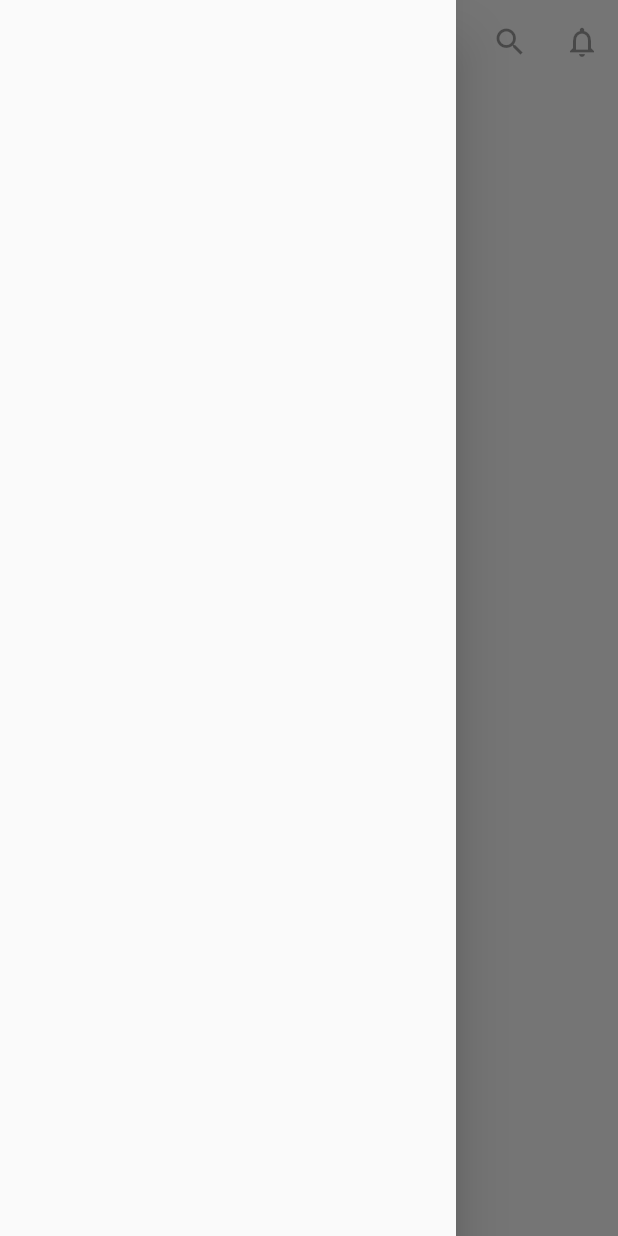
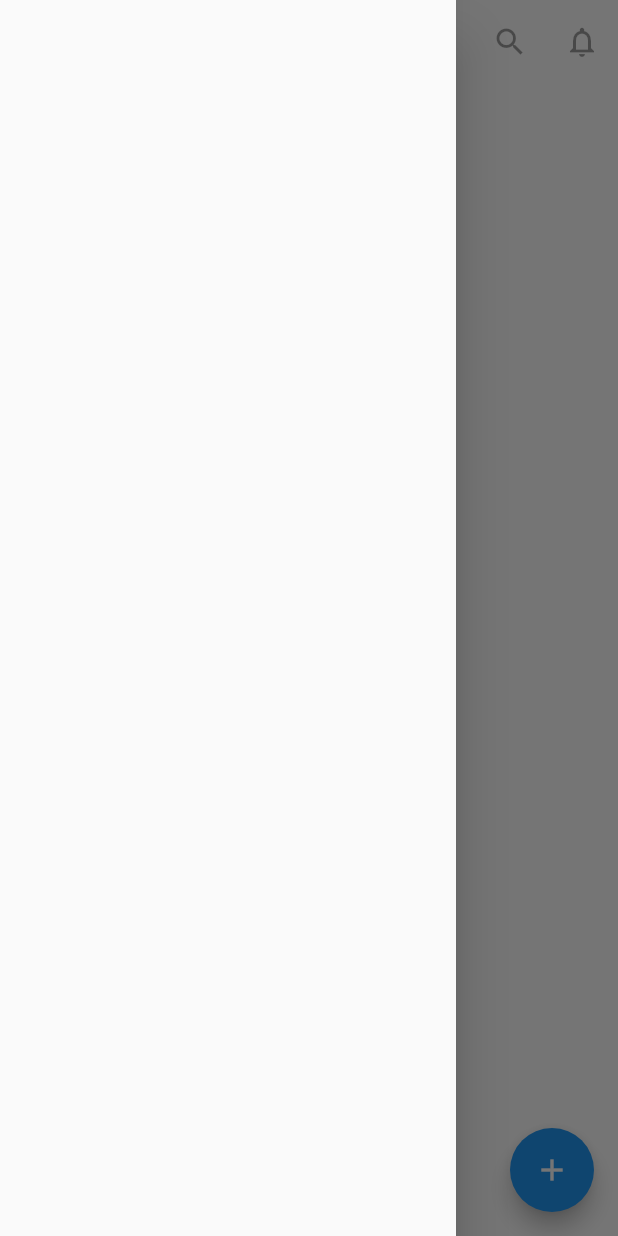
Before and after one commit to CaetanoMatheus/todo-app, a Flutter app: the screen it shows after launch, with the side drawer open, on a phone screen of 412 x 824 dp. Run offline on Flutter 3.47's test engine with Material 2 defaults, Android fonts, the phone set to English and light mode, and no system bars.

Commit message:
Floating Action Button

```diff
--- a/lib/screens/home/home_screen.dart
+++ b/lib/screens/home/home_screen.dart
@@ -1,4 +1,5 @@
 import 'package:flutter/material.dart';
+import 'package:todo_app/widgets/text/t_title.dart';
 
 class HomeScreen extends StatelessWidget {
   @override
@@ -7,8 +8,15 @@ class HomeScreen extends StatelessWidget {
       backgroundColor: Colors.white,
       appBar: buildAppBar(),
       drawer: Drawer(),
-      body: Column(
-        children: [],
+      floatingActionButton: FloatingActionButton(
+        child: Icon(Icons.add),
+        onPressed: () {},
+      ),
+      body: Padding(
+        padding: EdgeInsets.all(20),
+        child: Column(
+          children: [TTitle(title: 'What\'s up, Matheus!')],
+        ),
       ),
     );
   }
--- /dev/null
+++ b/lib/widgets/text/t_title.dart
@@ -0,0 +1,19 @@
+import 'package:flutter/material.dart';
+
+class TTitle extends StatelessWidget {
+  final String title;
+
+  const TTitle({Key key, this.title}) : super(key: key);
+
+  @override
+  Widget build(BuildContext context) {
+    return Text(
+      this.title,
+      style: TextStyle(
+        fontSize: 30,
+        fontWeight: FontWeight.bold,
+        color: Color(0xff34495e),
+      ),
+    );
+  }
+}
```
